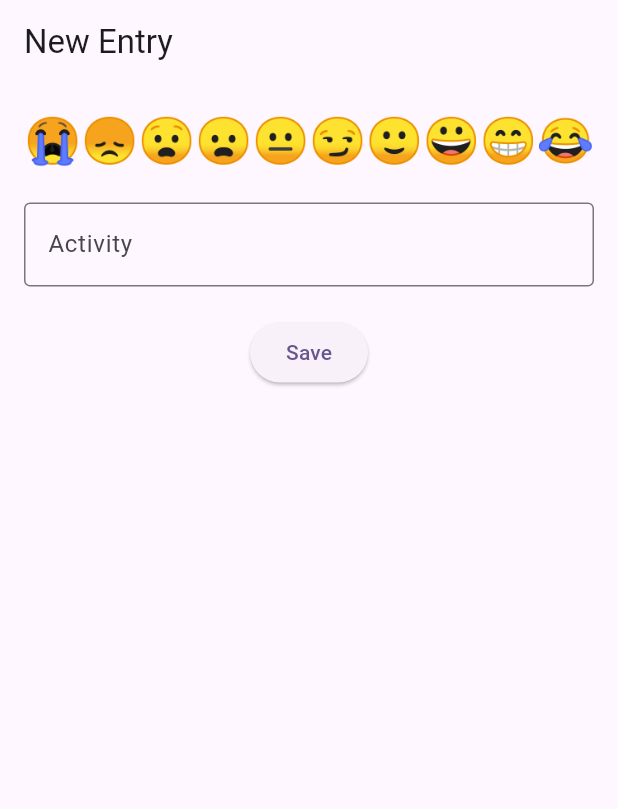
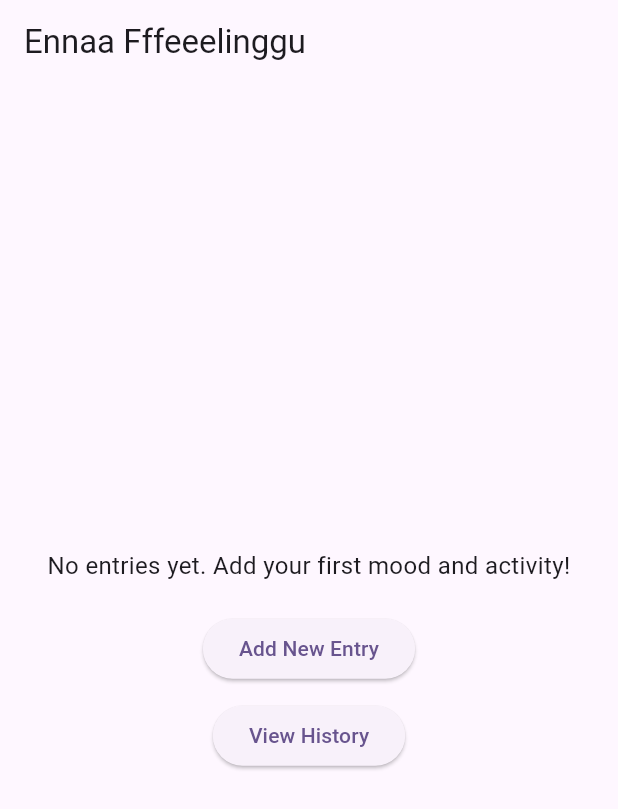
Before and after one commit to InfantAjayVenus/ennaa_ffeeelinggu, a Flutter app: the screen it shows after launch, on a phone screen of 412 x 824 dp. Shown: the top 809 px of the screen. Run offline on Flutter 3.47's test engine with Material 3 defaults, Android fonts, the phone set to English and light mode, and no system bars; our stand-ins replace sqflite; accounts and stored records are empty.

Commit message:
feat(journal): implement home screen

```diff
--- a/lib/main.dart
+++ b/lib/main.dart
@@ -1,3 +1,4 @@
+import 'package:ennaa_ffeeelinggu/src/screens/home_screen.dart';
 import 'package:ennaa_ffeeelinggu/src/providers/journal_provider.dart';
 import 'package:ennaa_ffeeelinggu/src/screens/entry_screen.dart';
 import 'package:flutter/material.dart';
@@ -23,7 +24,7 @@ class MyApp extends StatelessWidget {
       theme: ThemeData(
         colorScheme: .fromSeed(seedColor: Colors.deepPurple),
       ),
-      home: const EntryScreen(),
+      home: const HomeScreen(),
     );
   }
 }
--- /dev/null
+++ b/lib/src/screens/home_screen.dart
@@ -0,0 +1,120 @@
+import 'package:ennaa_ffeeelinggu/src/models/journal_entry.dart';
+import 'package:ennaa_ffeeelinggu/src/providers/journal_provider.dart';
+import 'package:ennaa_ffeeelinggu/src/screens/entry_screen.dart';
+import 'package:ennaa_ffeeelinggu/src/screens/history_screen.dart';
+import 'package:flutter/material.dart';
+import 'package:intl/intl.dart';
+import 'package:provider/provider.dart';
+
+class HomeScreen extends StatefulWidget {
+  const HomeScreen({super.key});
+
+  @override
+  State<HomeScreen> createState() => _HomeScreenState();
+}
+
+class _HomeScreenState extends State<HomeScreen> {
+  @override
+  void initState() {
+    super.initState();
+    WidgetsBinding.instance.addPostFrameCallback((_) {
+      Provider.of<JournalProvider>(context, listen: false).fetchEntries();
+    });
+  }
+
+  @override
+  Widget build(BuildContext context) {
+    return Scaffold(
+      appBar: AppBar(
+        title: const Text('Ennaa Fffeeelinggu'),
+      ),
+      body: Consumer<JournalProvider>(
+        builder: (context, journalProvider, child) {
+          final latestEntry = journalProvider.entries.isNotEmpty ? journalProvider.entries.first : null;
+
+          return Center(
+            child: Column(
+              mainAxisAlignment: MainAxisAlignment.center,
+              children: [
+                if (latestEntry != null) ...[
+                  const Text(
+                    'Your Latest Entry:',
+                    style: TextStyle(fontSize: 18, fontWeight: FontWeight.bold),
+                  ),
+                  const SizedBox(height: 10),
+                  Card(
+                    margin: const EdgeInsets.symmetric(horizontal: 16.0),
+                    child: Padding(
+                      padding: const EdgeInsets.all(16.0),
+                      child: Column(
+                        crossAxisAlignment: CrossAxisAlignment.start,
+                        children: [
+                          Text(
+                            'Mood: ${_getEmoji(latestEntry.mood)}',
+                            style: const TextStyle(fontSize: 18),
+                          ),
+                          const SizedBox(height: 8.0),
+                          Text(
+                            'Activity: ${latestEntry.activity}',
+                            style: const TextStyle(fontSize: 16),
+                          ),
+                          const SizedBox(height: 8.0),
+                          Text(
+                            'Timestamp: ${DateFormat('yyyy-MM-dd HH:mm').format(latestEntry.timestamp)}',
+                            style: const TextStyle(fontSize: 14, color: Colors.grey),
+                          ),
+                        ],
+                      ),
+                    ),
+                  ),
+                  const SizedBox(height: 20),
+                ] else
+                  const Text(
+                    'No entries yet. Add your first mood and activity!',
+                    style: TextStyle(fontSize: 16),
+                    textAlign: TextAlign.center,
+                  ),
+                const SizedBox(height: 20),
+                ElevatedButton(
+                  onPressed: () {
+                    Navigator.push(
+                      context,
+                      MaterialPageRoute(builder: (context) => const EntryScreen()),
+                    );
+                  },
+                  child: const Text('Add New Entry'),
+                ),
+                const SizedBox(height: 10),
+                ElevatedButton(
+                  onPressed: () {
+                    Navigator.push(
+                      context,
+                      MaterialPageRoute(builder: (context) => const HistoryScreen()),
+                    );
+                  },
+                  child: const Text('View History'),
+                ),
+              ],
+            ),
+          );
+        },
+      ),
+    );
+  }
+
+  String _getEmoji(int mood) {
+    final Map<int, String> emojis = {
+      1: '😭',
+      2: '😞',
+      3: '😧',
+      4: '😦',
+      5: '😐',
+      6: '😏',
+      7: '🙂',
+      8: '😀',
+      9: '😁',
+      10: '😂',
+    };
+    return emojis[mood] ?? '😐';
+  }
+}
--- a/specs/001-mood_and_activity_tracking/tasks.json
+++ b/specs/001-mood_and_activity_tracking/tasks.json
@@ -77,8 +77,8 @@
             "Widget test for `HomeScreen` to verify navigation buttons exist and trigger navigation.",
             "Integration test: Verify tapping 'Add Entry' goes to `EntryScreen` and 'View History' goes to `HistoryScreen`."
         ],
-        "status": "NOT_STARTED",
-        "passes": false
+        "status": "COMPLETE",
+        "passes": true
     },
     {
         "name": "009_hourly_notifications",
```
Also changed, not shown: 2 other files.
